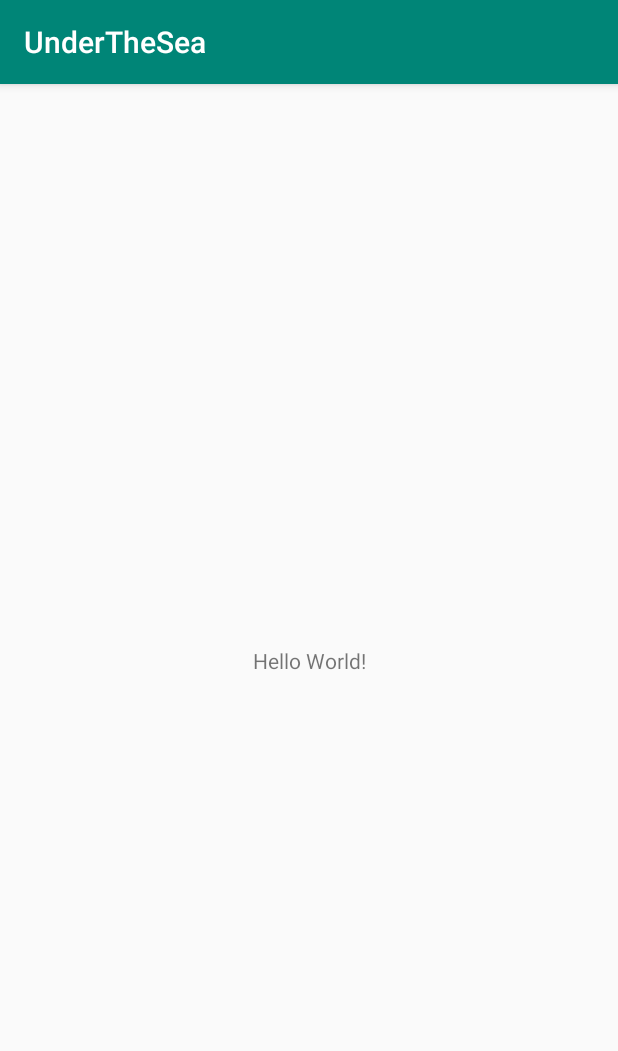
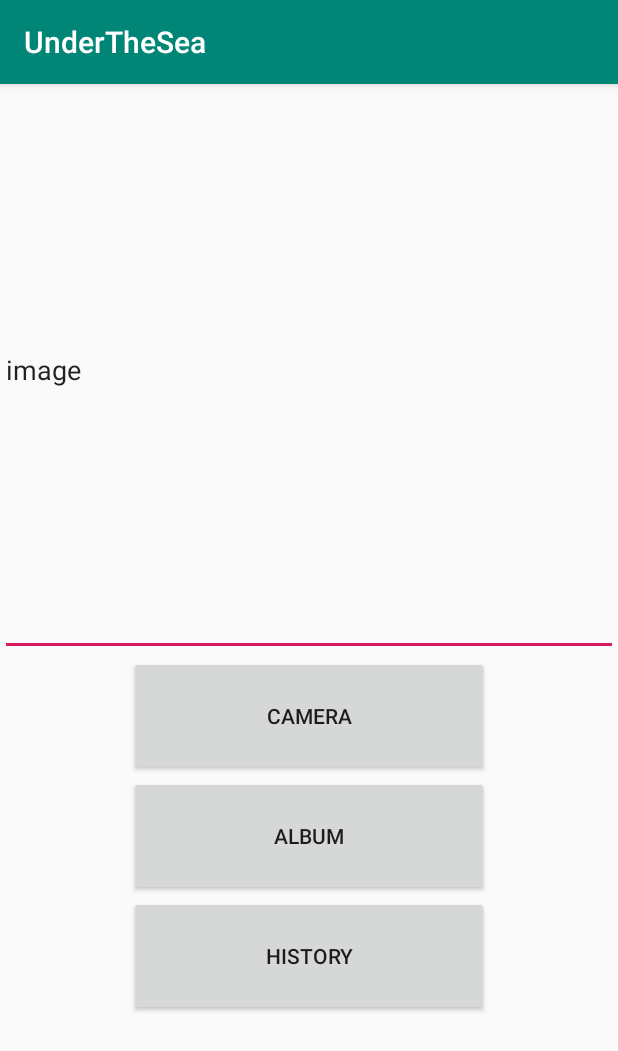
Before and after one commit to junorange/Under-The-Sea, an Android app: the screen it shows after launch (MainActivity), on a phone screen of 412 x 824 dp. Shown: the top 1051 px of the screen. Run offline under Robolectric (Android 15) with nearby library versions, the phone set to English and light mode, and no system bars.

Commit message:
메인 버튼 추가 액티비티 추가

```diff
--- a/and/app/src/main/AndroidManifest.xml
+++ b/and/app/src/main/AndroidManifest.xml
@@ -9,6 +9,9 @@
         android:roundIcon="@mipmap/ic_launcher_round"
         android:supportsRtl="true"
         android:theme="@style/AppTheme">
+        <activity android:name=".AlbumActivity"></activity>
+        <activity android:name=".HistoryActivity" />
+        <activity android:name=".CameraActivity" />
         <activity android:name=".MainActivity">
             <intent-filter>
                 <action android:name="android.intent.action.MAIN" />
--- a/and/app/src/main/res/layout/activity_main.xml
+++ b/and/app/src/main/res/layout/activity_main.xml
@@ -1,18 +1,41 @@
 <?xml version="1.0" encoding="utf-8"?>
-<android.support.constraint.ConstraintLayout xmlns:android="http://schemas.android.com/apk/res/android"
+<LinearLayout xmlns:android="http://schemas.android.com/apk/res/android"
     xmlns:app="http://schemas.android.com/apk/res-auto"
     xmlns:tools="http://schemas.android.com/tools"
     android:layout_width="match_parent"
     android:layout_height="match_parent"
-    tools:context=".MainActivity">
+    android:orientation="vertical"
+    tools:context=".MainActivity" >
 
-    <TextView
-        android:layout_width="wrap_content"
-        android:layout_height="wrap_content"
-        android:text="Hello World!"
-        app:layout_constraintBottom_toBottomOf="parent"
-        app:layout_constraintLeft_toLeftOf="parent"
-        app:layout_constraintRight_toRightOf="parent"
-        app:layout_constraintTop_toTopOf="parent" />
+    <EditText
+        android:id="@+id/editText"
+        android:layout_width="match_parent"
+        android:layout_height="381dp"
+        android:ems="10"
+        android:inputType="textPersonName"
+        android:text="image" />
 
-</android.support.constraint.ConstraintLayout>
+    <Button
+        android:id="@+id/camera_button"
+        android:layout_width="240dp"
+        android:layout_height="80dp"
+        android:layout_gravity="center_horizontal"
+        android:onClick="onCameraClicked"
+        android:text="CAMERA" />
+
+    <Button
+        android:id="@+id/album_button"
+        android:layout_width="240dp"
+        android:layout_height="80dp"
+        android:layout_gravity="center_horizontal"
+        android:onClick="onAlbumClicked"
+        android:text="ALBUM" />
+
+    <Button
+        android:id="@+id/history_button"
+        android:layout_width="240dp"
+        android:layout_height="80dp"
+        android:layout_gravity="center_horizontal"
+        android:onClick="onHistoryClicked"
+        android:text="HISTORY" />
+</LinearLayout>
```
Also changed, not shown: and/app/src/main/java/com/example/underthesea/AlbumActivity.java (added, +13 -0 lines), and/app/src/main/java/com/example/underthesea/CameraActivity.java (added, +17 -0 lines), and/app/src/main/java/com/example/underthesea/HistoryActivity.java (added, +13 -0 lines), and/app/src/main/java/com/example/underthesea/MainActivity.java (+18 -0 lines), and/app/src/main/res/layout/activity_album.xml (added, +9 -0 lines), and/app/src/main/res/layout/activity_camera.xml (added, +9 -0 lines), and/app/src/main/res/layout/activity_history.xml (added, +9 -0 lines).
